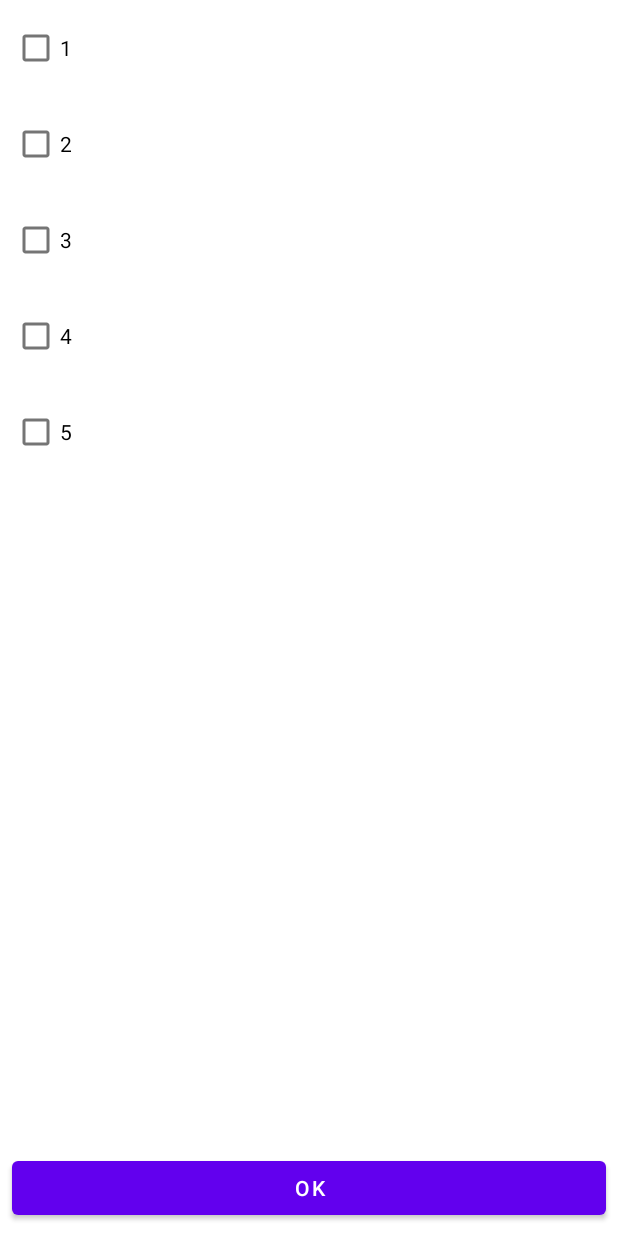
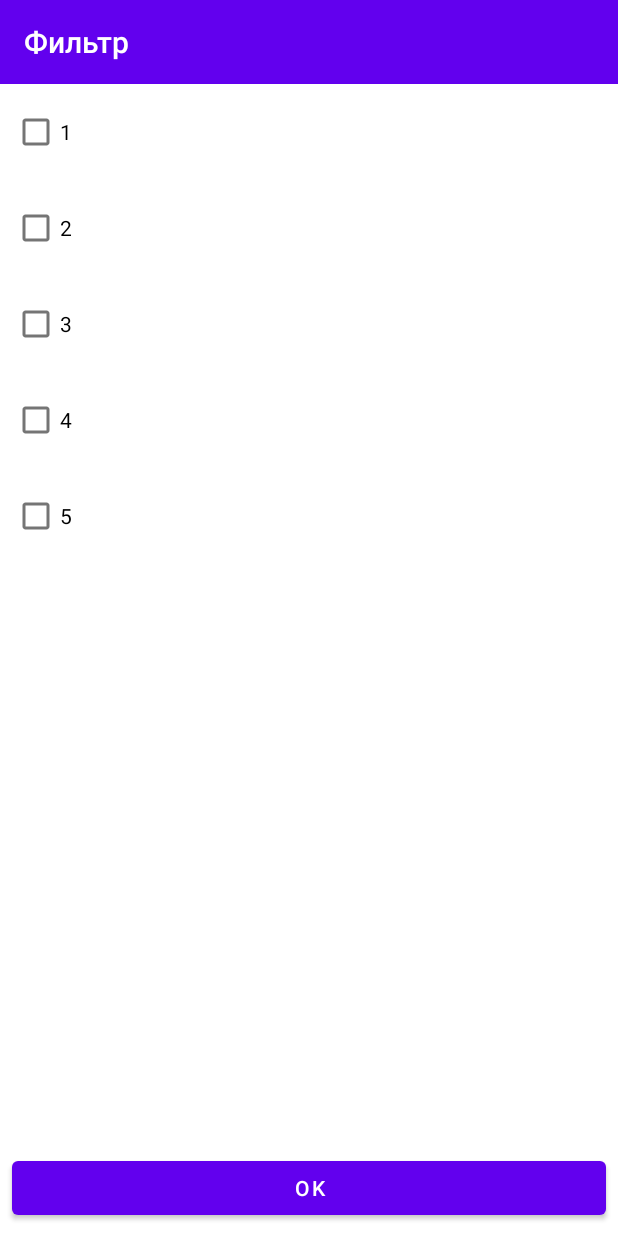
Before and after one commit to zakr600/HSE-mobile-HW1, an Android app: the FilterActivity screen opened directly, with no data from a screen before it, on a phone screen of 412 x 824 dp. Run offline under Robolectric (Android 15) with nearby library versions, the phone set to English and light mode, and no system bars.

Commit message:
Round effect

```diff
--- a/app/src/main/java/com/example/hw1/FilterActivity.kt
+++ b/app/src/main/java/com/example/hw1/FilterActivity.kt
@@ -3,7 +3,9 @@ package com.example.hw1
 import android.os.Bundle
 import androidx.appcompat.app.AppCompatActivity
 import androidx.recyclerview.widget.LinearLayoutManager
+import kotlinx.android.synthetic.main.activity_filter.*
 import kotlinx.android.synthetic.main.activity_main.*
+import kotlinx.android.synthetic.main.activity_main.recycler
 
 class FilterActivity : AppCompatActivity() {
 
@@ -13,5 +15,7 @@ class FilterActivity : AppCompatActivity() {
 
         recycler.adapter = FilterAdapter(arrayListOf<String>("1", "2", "3", "4", "5"))
         recycler.layoutManager = LinearLayoutManager(this)
+
+        setActionBar(toolbar)
     }
 }
--- a/app/src/main/res/layout/activity_filter.xml
+++ b/app/src/main/res/layout/activity_filter.xml
@@ -6,13 +6,25 @@
     android:layout_width="match_parent"
     android:layout_height="match_parent">
 
+    <Toolbar
+        android:id="@+id/toolbar"
+        android:layout_width="match_parent"
+        android:layout_height="wrap_content"
+        android:background="?attr/colorPrimary"
+        android:minHeight="?attr/actionBarSize"
+        app:layout_constraintEnd_toEndOf="parent"
+        app:layout_constraintStart_toStartOf="parent"
+        app:layout_constraintTop_toTopOf="parent"
+        android:titleTextColor="@android:color/white"/>
+
     <androidx.recyclerview.widget.RecyclerView
         android:id="@+id/recycler"
         android:layout_width="match_parent"
         android:layout_height="0dp"
         app:layout_constraintBottom_toTopOf="@+id/ok_btn"
-        app:layout_constraintTop_toTopOf="parent"
-        tools:layout_editor_absoluteX="71dp">
+        app:layout_constraintEnd_toEndOf="parent"
+        app:layout_constraintStart_toStartOf="parent"
+        app:layout_constraintTop_toBottomOf="@+id/toolbar">
 
     </androidx.recyclerview.widget.RecyclerView>
 
--- a/app/src/main/res/values/strings.xml
+++ b/app/src/main/res/values/strings.xml
@@ -1,6 +1,6 @@
 <resources>
-    <string name="app_name">hw1</string>
-    <string name="title_activity_filter">FilterActivity</string>
+    <string name="app_name">О себе</string>
+    <string name="title_activity_filter">Фильтр</string>
     <string name="idea">Идея проекта</string>
     <string name="skills">Навыки</string>
 </resources>
```
